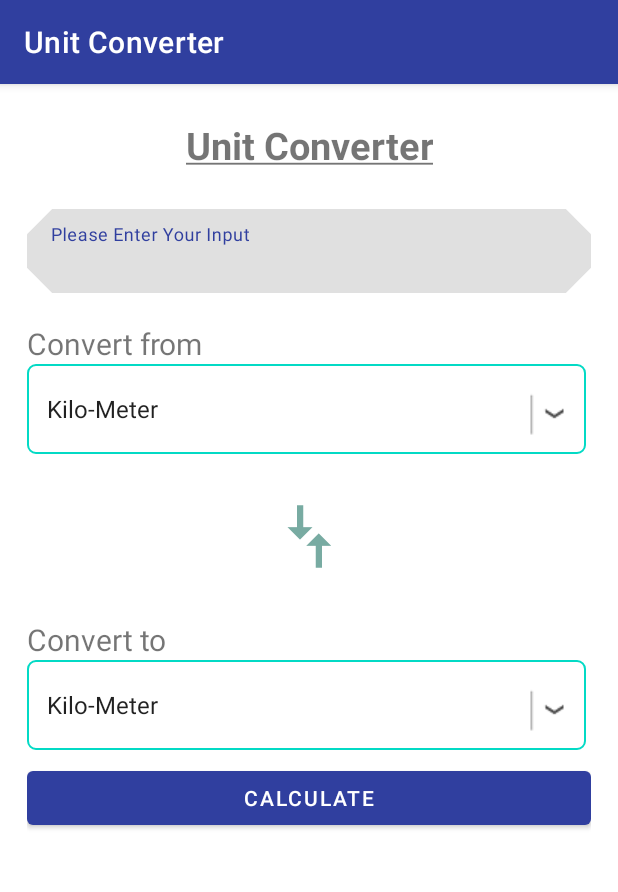
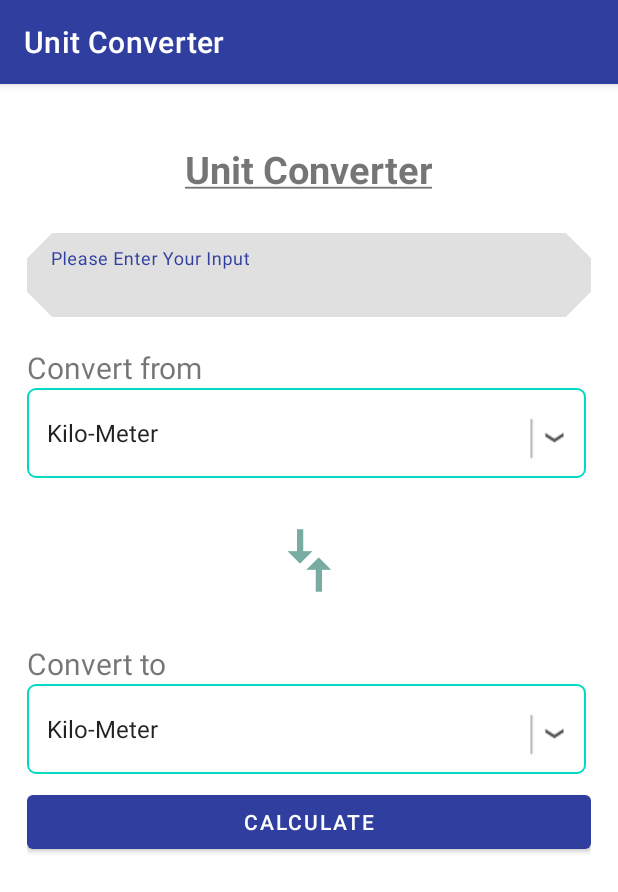
Before and after one commit to abdullah-bjit/UnitConverterApp, an Android app: the screen it shows after launch (MainActivity), on a phone screen of 412 x 824 dp. Shown: the top 892 px of the screen. Run offline under Robolectric (Android 15) with nearby library versions, the phone set to English and light mode, and no system bars.

```diff
--- a/app/src/main/res/layout/activity_main.xml
+++ b/app/src/main/res/layout/activity_main.xml
@@ -11,25 +11,26 @@
         android:id="@+id/tv_title"
         android:layout_width="wrap_content"
         android:layout_height="wrap_content"
+        android:layout_marginTop="16dp"
+        android:padding="5dp"
         android:text="@string/app_title"
+        android:textAlignment="center"
         android:textSize="25sp"
-        android:textAlignment="center"
         android:textStyle="bold"
-        android:padding="5dp"
+        app:layout_constraintEnd_toEndOf="parent"
+        app:layout_constraintHorizontal_bias="0.497"
         app:layout_constraintStart_toStartOf="parent"
-        app:layout_constraintEnd_toEndOf="parent"
-        app:layout_constraintTop_toTopOf="parent"
-        />
+        app:layout_constraintTop_toTopOf="parent" />
 
     <TextView
         android:id="@+id/tv_convert_from"
         android:layout_width="match_parent"
+        android:layout_height="wrap_content"
+        android:layout_marginTop="20dp"
         android:text="@string/convert_from"
-        android:layout_height="wrap_content"
         android:textSize="20sp"
-        android:layout_marginTop="20dp"
         app:layout_constraintStart_toStartOf="parent"
-        app:layout_constraintTop_toBottomOf="@+id/te_convert_to"/>
+        app:layout_constraintTop_toBottomOf="@+id/te_convert_to" />
 
     <RelativeLayout
         android:id="@+id/layout_convert_from"
@@ -40,8 +41,7 @@
         android:background="@drawable/spinner_background"
         android:orientation="horizontal"
         app:layout_constraintStart_toStartOf="parent"
-        app:layout_constraintTop_toBottomOf="@+id/tv_convert_from"
-        >
+        app:layout_constraintTop_toBottomOf="@+id/tv_convert_from">
 
         <Spinner
             android:id="@+id/sp_convert_from"
@@ -49,13 +49,12 @@
             android:layout_height="?attr/actionBarSize"
             android:layout_centerVertical="true"
             android:layout_gravity="center"
+            android:layout_marginStart="5dp"
             android:background="@android:color/transparent"
+            android:entries="@array/dropDownOption"
             android:gravity="center"
-            android:layout_marginStart="5dp"
-            android:spinnerMode="dropdown"
-            android:entries="@array/dropDownOption"
             android:popupBackground="@color/teal_200"
-            />
+            android:spinnerMode="dropdown" />
 
         <ImageView
             android:layout_width="wrap_content"
@@ -81,22 +80,22 @@
         android:id="@+id/iv_convert_arrow"
         android:layout_width="50dp"
         android:layout_height="70dp"
+        android:layout_marginTop="20dp"
+        android:rotation="90"
         android:src="@drawable/ic_baseline_compare_arrows_24"
-        android:rotation="90"
-        android:layout_marginTop="20dp"
+        app:layout_constraintEnd_toEndOf="parent"
         app:layout_constraintStart_toStartOf="parent"
-        app:layout_constraintEnd_toEndOf="parent"
-        app:layout_constraintTop_toBottomOf="@id/layout_convert_from"/>
+        app:layout_constraintTop_toBottomOf="@id/layout_convert_from" />
 
     <TextView
         android:id="@+id/tv_convert_to"
         android:layout_width="match_parent"
+        android:layout_height="wrap_content"
+        android:layout_marginTop="20dp"
         android:text="@string/convert_to"
-        android:layout_height="wrap_content"
         android:textSize="20sp"
-        android:layout_marginTop="20dp"
         app:layout_constraintStart_toStartOf="parent"
-        app:layout_constraintTop_toBottomOf="@+id/iv_convert_arrow"/>
+        app:layout_constraintTop_toBottomOf="@+id/iv_convert_arrow" />
 
     <RelativeLayout
         android:id="@+id/layout_convert_to"
@@ -107,8 +106,7 @@
         android:background="@drawable/spinner_background"
         android:orientation="horizontal"
         app:layout_constraintStart_toStartOf="parent"
-        app:layout_constraintTop_toBottomOf="@+id/tv_convert_to"
-        >
+        app:layout_constraintTop_toBottomOf="@+id/tv_convert_to">
 
         <Spinner
             android:id="@+id/sp_convert_to"
@@ -116,13 +114,12 @@
             android:layout_height="?attr/actionBarSize"
             android:layout_centerVertical="true"
             android:layout_gravity="center"
+            android:layout_marginStart="5dp"
             android:background="@android:color/transparent"
+            android:entries="@array/dropDownOption"
             android:gravity="center"
-            android:layout_marginStart="5dp"
-            android:spinnerMode="dropdown"
-            android:entries="@array/dropDownOption"
             android:popupBackground="@color/teal_200"
-            />
+            android:spinnerMode="dropdown" />
 
         <ImageView
             android:layout_width="wrap_content"
@@ -146,22 +143,20 @@
 
     <com.google.android.material.textfield.TextInputLayout
         android:id="@+id/te_convert_to"
+        style="@style/Widget.MaterialComponents.TextInputLayout.FilledBox.Rounded"
         android:layout_width="match_parent"
         android:layout_height="wrap_content"
+        android:layout_marginTop="20dp"
         android:hint="@string/please_enter_your_input"
-        android:layout_marginTop="20dp"
         app:endIconMode="clear_text"
         app:endIconTint="@color/teal_200"
-        style="@style/Widget.MaterialComponents.TextInputLayout.FilledBox.Rounded"
         app:layout_constraintStart_toStartOf="parent"
-        app:layout_constraintTop_toBottomOf="@+id/tv_title"
-        >
+        app:layout_constraintTop_toBottomOf="@+id/tv_title">
 
         <com.google.android.material.textfield.TextInputEditText
             android:layout_width="match_parent"
             android:layout_height="wrap_content"
-            android:inputType="number"
-            />
+            android:inputType="numberDecimal" />
     </com.google.android.material.textfield.TextInputLayout>
 
     <Button
@@ -178,11 +173,10 @@
         android:id="@+id/tv_result"
         android:layout_width="wrap_content"
         android:layout_height="wrap_content"
+        android:textSize="25sp"
+        app:layout_constraintEnd_toEndOf="parent"
+        app:layout_constraintStart_toStartOf="parent"
         app:layout_constraintTop_toBottomOf="@id/calculate_button"
-        android:textSize="25sp"
-        tools:text="Result"
-        app:layout_constraintStart_toStartOf="parent"
-        app:layout_constraintEnd_toEndOf="parent"
-        />
+        tools:text="Result" />
 
 </androidx.constraintlayout.widget.ConstraintLayout>
```
Also changed, not shown: app/src/main/java/com/syedabdullah/myapplication/MainActivity.kt (+7 -6 lines), 2 other files. Lines whose indentation alone changed are shown as unchanged.
